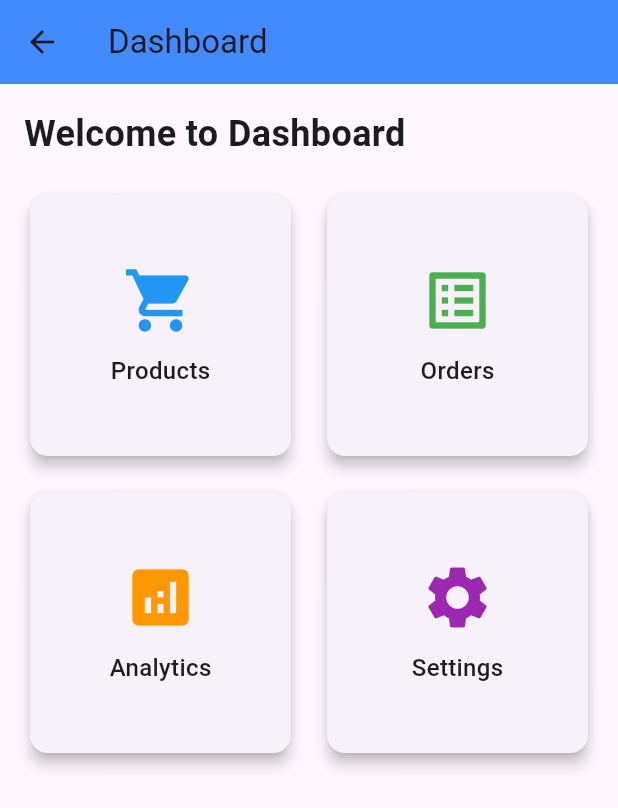
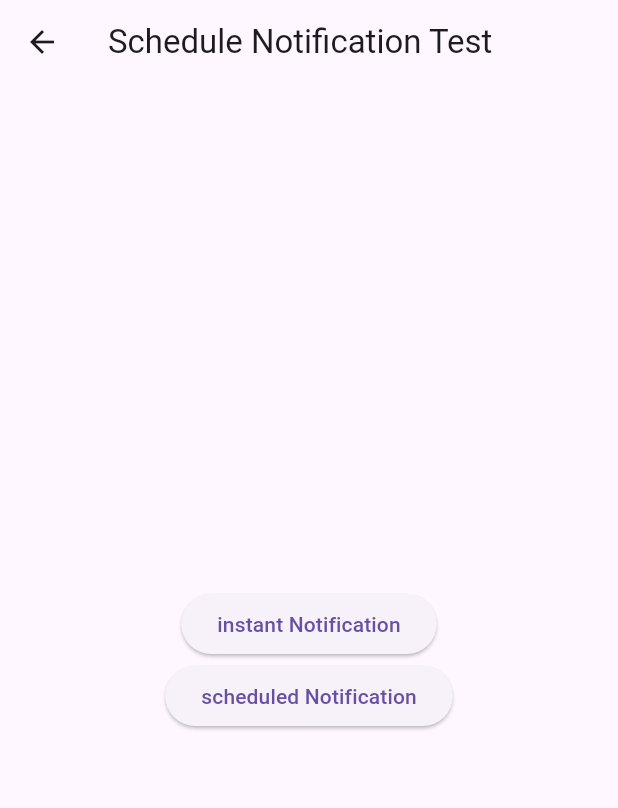
Before and after one commit to asmfahim1/architecture_pattern, a Flutter app: the screen it shows after launch, after a tap on "Analytics", on a phone screen of 412 x 824 dp. Shown: the top 808 px of the screen. Run offline on Flutter 3.47's test engine with Material 3 defaults, Android fonts, the phone set to English and light mode, and no system bars; our stand-ins replace connectivity_plus, dio, firebase_core, firebase_messaging, flutter_bloc, flutter_local_notifications and 7 more; accounts and stored records are empty.

Commit message:
feat : local notification and schedule notification setup

```diff
--- a/lib/core/firebase_manager/firebase_notification_service.dart
+++ b/lib/core/firebase_manager/firebase_notification_service.dart
@@ -11,7 +11,6 @@ import 'package:flutter_local_notifications/flutter_local_notifications.dart';
 import 'package:timezone/data/latest_all.dart' as tz;
 import 'package:timezone/timezone.dart' as tz;
 
-
 final FlutterLocalNotificationsPlugin flutterLocalNotificationsPlugin = FlutterLocalNotificationsPlugin();
 
 const AndroidNotificationChannel channel = AndroidNotificationChannel(
@@ -21,75 +20,139 @@ const AndroidNotificationChannel channel = AndroidNotificationChannel(
   importance: Importance.high,
 );
 
+/// Background message handler for Firebase Messaging
 Future<void> _firebaseMessagingBackgroundHandler(RemoteMessage message) async {
-
-  // await Firebase.initializeApp();
   if (kDebugMode) {
     print('Handling a background message ${message.messageId}');
   }
 
   debugPrint('Message received: ${message.data}');
   debugPrint('Notification body : ${message.notification?.body}');
+
   final data = message.data;
   final notification = message.notification;
 
   if (data['type'] == 'call') {
-    // final secureSessionManager = SecureSessionManager(SecureManager(const FlutterSecureStorage()));
     final callData = {
       'title': notification?.title,
       'body': notification?.body,
       'appointment_code': data['appointment_code'],
       'appointment_id': data['appointment_id'],
     };
-    // await secureSessionManager.setCallData(jsonEncode(callData));
-    FirebaseNotificationService.showCallNotification(
-      callData: callData,
-    );
+
+    FirebaseNotificationService.showCallNotification(callData: callData);
   }
   else if (data['type'] == 'appointment') {
-    // Handle background messages
     if (notification != null) {
-      final notification = message.notification;
-      // Combine into ISO format and parse
       String? name = "${data["name"]}";
       String combinedString = "${data["date"]}T${data["time"]}:00.000";
       DateTime dateTime = DateTime.parse(combinedString);
 
-      // FlutterAlarmManager().scheduleAlarm(name, dateTime);
-
-      FirebaseNotificationService.showNotification(notification.hashCode, notification?.title, notification?.body);
+      FirebaseNotificationService.showNotification(
+          notification.hashCode,
+          notification.title,
+          notification.body
+      );
     }
   } else {
-    // Handle background messages
     if (notification != null) {
-      final notification = message.notification;
-
-      FirebaseNotificationService.showNotification(notification.hashCode, notification?.title, notification?.body);
-
+      FirebaseNotificationService.showNotification(
+          notification.hashCode,
+          notification.title,
+          notification.body
+      );
+    }
   }
 }
 
-  /*if (message.notification != null){
-    FirebaseMessaging.onMessage.listen((remoteMessage) {
+class FirebaseNotificationService {
+  static FirebaseMessaging? _firebaseMessaging;
 
-    });
-  }*/
+  /// Initialize only local notification service (without Firebase)
+  /// Use this when you only need local notifications
+  static Future<void> initLocalOnly() async {
+    // Setup local notification channel
+    const initializationSettingsAndroid = AndroidInitializationSettings('@mipmap/ic_launcher');
+    DarwinInitializationSettings iosInitializationSetting = DarwinInitializationSettings(
+      requestSoundPermission: true,
+      requestAlertPermission: true,
+      requestBadgePermission: true,
+      notificationCategories: <DarwinNotificationCategory>[
+        DarwinNotificationCategory(
+          'call',
+          actions: <DarwinNotificationAction>[
+            DarwinNotificationAction.plain(
+              'accept',
+              'Accept',
+              options: <DarwinNotificationActionOption>{
+                DarwinNotificationActionOption.foreground,
+              },
+            ),
+            DarwinNotificationAction.plain(
+              'decline',
+              'Decline',
+              options: <DarwinNotificationActionOption>{
+                DarwinNotificationActionOption.destructive,
+              },
+            ),
+          ],
+          options: <DarwinNotificationCategoryOption>{
+            DarwinNotificationCategoryOption.allowAnnouncement,
+          },
+        ),
+      ],
+    );
+
+    var initializationSettings = InitializationSettings(
+      android: initializationSettingsAndroid,
+      iOS: iosInitializationSetting,
+    );
+
+    await flutterLocalNotificationsPlugin.initialize(
+      initializationSettings,
+      onDidReceiveNotificationResponse: (NotificationResponse response) {
+        debugPrint('Notification response received: ${response.actionId}');
+        debugPrint('Payload: ${response.payload}');
+      },
+    );
+    await flutterLocalNotificationsPlugin
+        .resolvePlatformSpecificImplementation<AndroidFlutterLocalNotificationsPlugin>()
+        ?.createNotificationChannel(channel);
+
+    // Request notification permissions
+    if (!kIsWeb && !Platform.isLinux) {
+      await PermissionUtil.notificationRequest();
+    }
   }
 
-class FirebaseNotificationService {
-
-  static FirebaseMessaging? _firebaseMessaging;
-
+  /// Full initialization including Firebase (when needed)
+  /// Use this when you need both Firebase messaging and local notifications
   static Future<void> init({bool isBackgroundIsolate = false}) async {
+    // Initialize Firebase only if it hasn't been initialized yet
+    try {
       await Firebase.initializeApp(
         options: DefaultFirebaseOptions.currentPlatform,
       );
+    } catch (e) {
+      if (kDebugMode) {
+        print("Firebase already initialized or error: $e");
+      }
+    }
 
     _firebaseMessaging ??= FirebaseMessaging.instance;
 
-    // set callback handler for background notification
+    // Set callback handler for background notification
+    try {
       FirebaseMessaging.onBackgroundMessage(_firebaseMessagingBackgroundHandler);
-    await flutterLocalNotificationsPlugin.resolvePlatformSpecificImplementation<AndroidFlutterLocalNotificationsPlugin>()
+    } catch (e) {
+      if (kDebugMode) {
+        print("Background handler already registered: $e");
+      }
+    }
+
+    // Setup local notification channel
+    await flutterLocalNotificationsPlugin
+        .resolvePlatformSpecificImplementation<AndroidFlutterLocalNotificationsPlugin>()
         ?.createNotificationChannel(channel);
 
     await _firebaseMessaging?.setForegroundNotificationPresentationOptions(
@@ -99,7 +162,6 @@ class FirebaseNotificationService {
     );
 
     // Request notification permissions
-    // Only request notification permissions if we're NOT in a background isolate
     if (!isBackgroundIsolate) {
       await PermissionUtil.notificationRequest();
     } else {
@@ -109,6 +171,8 @@ class FirebaseNotificationService {
     }
   }
 
+  /// Initialize settings for handling notification responses
+  /// Works for both Firebase and local notifications
   static void initSettings(
       Function(RemoteMessage message) onData,
       Function(NotificationResponse response) handleNotificationCallback,
@@ -148,49 +212,34 @@ class FirebaseNotificationService {
       android: initializationSettingsAndroid,
       iOS: iosInitializationSetting,
     );
+
     await flutterLocalNotificationsPlugin.initialize(
       initializationSettings,
       onDidReceiveNotificationResponse: (NotificationResponse response) {
-        // Handle when user taps on notification
-        // _handleNotificationResponse(response);
         debugPrint('Notification response received: ${response.actionId}');
         debugPrint('Payload: ${response.payload}');
         handleNotificationCallback(response);
       },
     );
-    if (Platform.isAndroid){
-      FirebaseMessaging.onMessage.listen((event) => onData(event),);
+
+    // Only setup Firebase listener if Firebase is initialized
+    if (Platform.isAndroid && _firebaseMessaging != null) {
+      FirebaseMessaging.onMessage.listen((event) => onData(event));
     }
   }
 
+  /// Get Firebase token (only available when Firebase is initialized)
   static Future<String?> getToken() async => await _firebaseMessaging?.getToken();
 
-  static void dispose(){
-    if (_firebaseMessaging != null){
+  /// Dispose of Firebase messaging instance
+  static void dispose() {
     _firebaseMessaging = null;
   }
-  }
 
-  static void _handleNotificationResponse(NotificationResponse response) {
-    // Handle the response from the notification
-    // For call notifications, response.actionId would be 'accept' or 'decline'
-    if (response.actionId == 'accept') {
-      final callData = jsonDecode(response.payload  ?? "{}" );
-      if(callData != {} ){
-
-      }
-      // Handle call acceptance
-      debugPrint('Call accepted');
-    } else if (response.actionId == 'decline') {
-      // Handle call rejection
-      debugPrint('Call declined');
-    }
-  }
-
+  /// Show an incoming call notification with action buttons
   static Future<void> showCallNotification({
     required Map<String, dynamic> callData,
   }) async {
-    // Android configuration
     const AndroidNotificationDetails androidPlatformChannelSpecifics =
     AndroidNotificationDetails(
       'call_channel',
@@ -216,15 +265,14 @@ class FirebaseNotificationService {
       color: Colors.green,
     );
 
-    // iOS configuration - critical for action handling
     const DarwinNotificationDetails iOSPlatformChannelSpecifics =
     DarwinNotificationDetails(
       presentAlert: true,
       presentBadge: true,
       presentSound: true,
-      categoryIdentifier: 'call', // Must match AppDelegate category
-      interruptionLevel: InterruptionLevel.critical, // Makes notification more prominent
-      threadIdentifier: 'video_calls', // Groups similar notifications
+      categoryIdentifier: 'call',
+      interruptionLevel: InterruptionLevel.critical,
+      threadIdentifier: 'video_calls',
     );
 
     await flutterLocalNotificationsPlugin.show(
@@ -239,13 +287,14 @@ class FirebaseNotificationService {
     );
   }
 
+  /// Schedule a local notification at specific time
+  /// Works without Firebase dependency
   static Future<void> scheduleNotification({
     required int id,
     required String title,
     required String body,
     required DateTime scheduledTime,
   }) async {
-    // Initialize timezone database
     tz.initializeTimeZones();
 
     await flutterLocalNotificationsPlugin.zonedSchedule(
@@ -272,7 +321,9 @@ class FirebaseNotificationService {
     );
   }
 
-  static showNotification(int? id, String? title, String? body){
+  /// Show immediate local notification
+  /// Works without Firebase dependency
+  static void showNotification(int? id, String? title, String? body) {
     flutterLocalNotificationsPlugin.show(
       id ?? DateTime.now().millisecondsSinceEpoch.hashCode.abs(),
       title,
--- a/lib/features/dashboard/presentation/ui/dashboard_page.dart
+++ b/lib/features/dashboard/presentation/ui/dashboard_page.dart
@@ -1,4 +1,5 @@
 // features/dashboard/ui/dashboard_page.dart
+import 'package:architecture_pattern/features/dashboard/presentation/ui/schedule_notification_test_screen.dart';
 import 'package:architecture_pattern/features/dashboard/presentation/widgets/dashboard_card.dart';
 import 'package:flutter/material.dart';
 
@@ -44,7 +45,9 @@ class DashboardPage extends StatelessWidget {
                     title: 'Analytics',
                     icon: Icons.analytics,
                     color: Colors.orange,
-                    onTap: () {},
+                    onTap: () {
+                      Navigator.push(context, MaterialPageRoute(builder: (context) => ScheduleNotificationTestScreen()));
+                    },
                   ),
                   DashboardCard(
                     title: 'Settings',
--- /dev/null
+++ b/lib/features/dashboard/presentation/ui/schedule_notification_test_screen.dart
@@ -0,0 +1,40 @@
+import 'package:architecture_pattern/core/firebase_manager/firebase_notification_service.dart';
+import 'package:flutter/material.dart';
+
+class ScheduleNotificationTestScreen extends StatefulWidget {
+  const ScheduleNotificationTestScreen({super.key});
+
+  @override
+  State<ScheduleNotificationTestScreen> createState() => _ScheduleNotificationTestScreenState();
+}
+
+class _ScheduleNotificationTestScreenState extends State<ScheduleNotificationTestScreen> {
+  @override
+  Widget build(BuildContext context) {
+    return Scaffold(
+      appBar: AppBar(
+        title: const Text('Schedule Notification Test'),
+      ),
+      body: Center(
+        child: Column(
+          mainAxisAlignment: MainAxisAlignment.center,
+          children: [
+            ElevatedButton(
+              onPressed: () {
+                FirebaseNotificationService.showNotification(0, "Instant Notification", "you have instant notification");
+              },
+              child: const Text('instant Notification'),
+            ),
+            ElevatedButton(
+              onPressed: () {
+                // TODO: Schedule notification
+                FirebaseNotificationService.scheduleNotification(id: 1, title: "Scheduled notification", body: "You have a schedule in $DateTime.timestamp()", scheduledTime: DateTime.now().add(const Duration(seconds: 3)));
+              },
+              child: const Text('scheduled Notification'),
+            ),
+          ],
+        ),
+      ),
+    );
+  }
+}
--- a/lib/main.dart
+++ b/lib/main.dart
@@ -1,4 +1,5 @@
 import 'package:architecture_pattern/core/env/env_factory.dart';
+import 'package:architecture_pattern/core/firebase_manager/firebase_notification_service.dart';
 import 'package:architecture_pattern/core/routes/app_routes.dart';
 import 'package:architecture_pattern/core/routes/bindings.dart';
 import 'package:architecture_pattern/core/theme/theme_manager.dart';
@@ -12,6 +13,7 @@ import 'core/di/locator.dart' as di;
 Future<void> main() async {
   WidgetsFlutterBinding.ensureInitialized();
   await di.configureDependencies();
+  await FirebaseNotificationService.initLocalOnly();
   runApp(const MyApp());
 }
 
--- a/pubspec.yaml
+++ b/pubspec.yaml
@@ -66,4 +66,3 @@ flutter:
 
   assets:
     - assets/images/
-    - assets/icons/
```
Also changed, not shown: 3 other files. Lines whose indentation alone changed are shown as unchanged.
